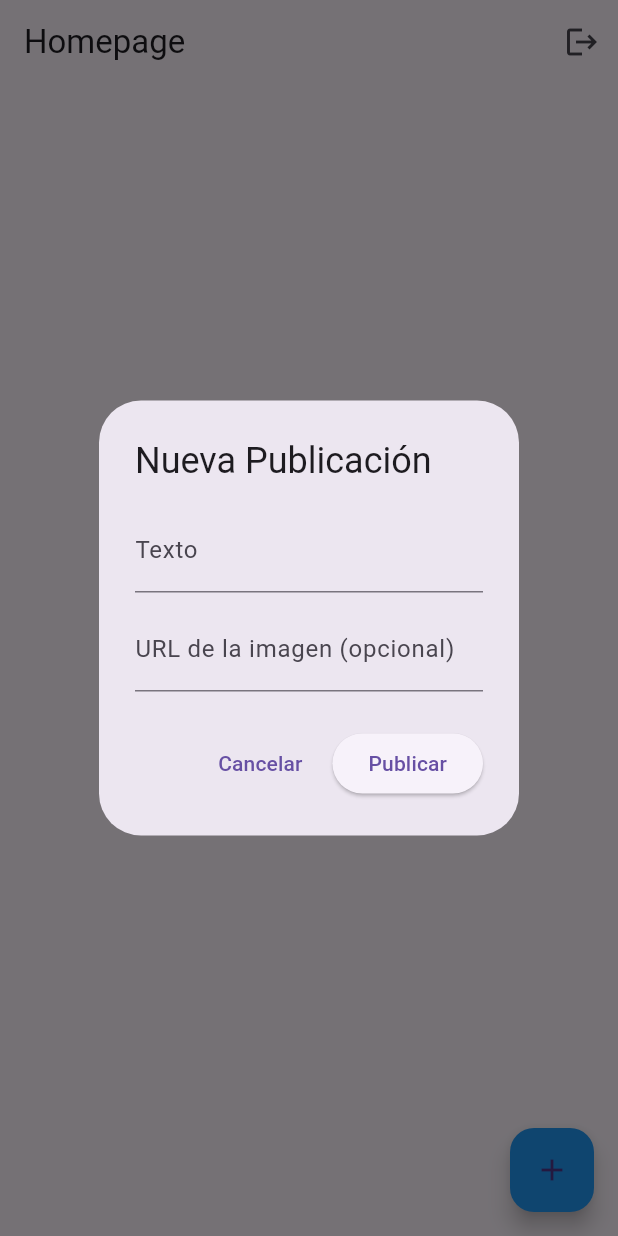
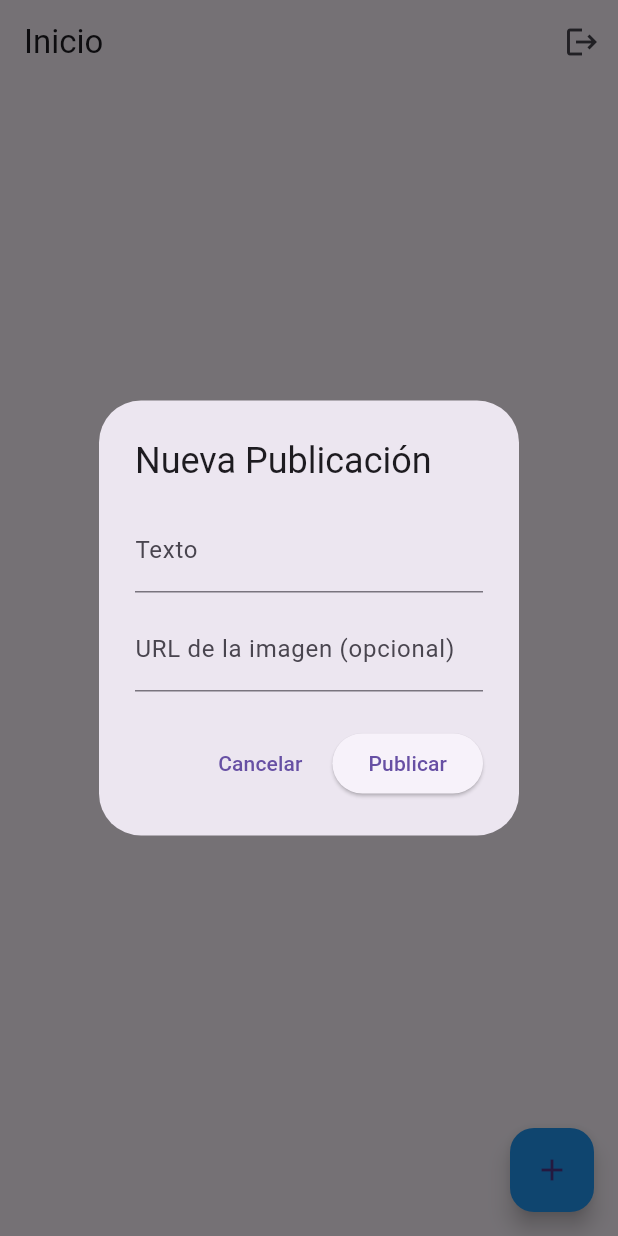
Before and after one commit to emilio0p/InterfazApiFlutter, a Flutter app: the HomePage screen opened directly, after a tap on the "add" icon, on a phone screen of 412 x 824 dp. Run offline on Flutter 3.47's test engine with Material 3 defaults, Android fonts, the phone set to English and light mode, and no system bars; our stand-ins replace flutter_secure_storage; accounts and stored records are empty; network calls fail.

Commit message:
version final

```diff
--- a/lib/HomePage.dart
+++ b/lib/HomePage.dart
@@ -120,7 +120,7 @@ class _HomePageState extends State<HomePage> {
   Widget build(BuildContext context) {
     return Scaffold(
       appBar: AppBar(
-        title: Text('Homepage'),
+        title: Text('Inicio'),
         actions: [
           IconButton(
             onPressed: _logout,
```
